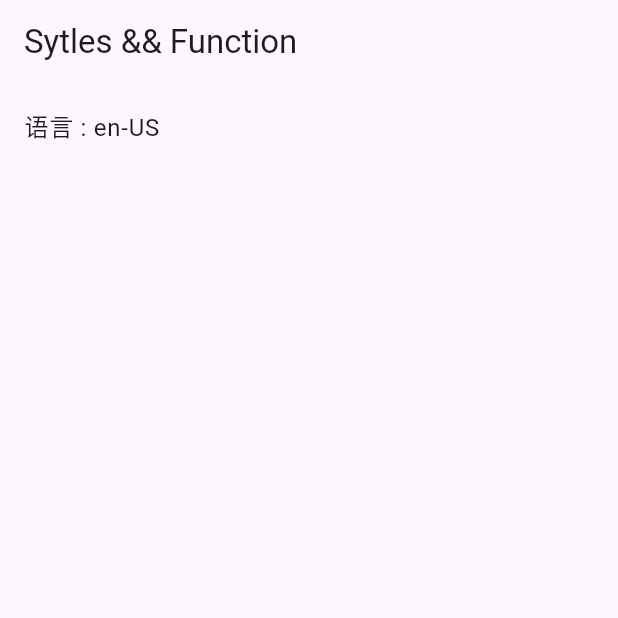
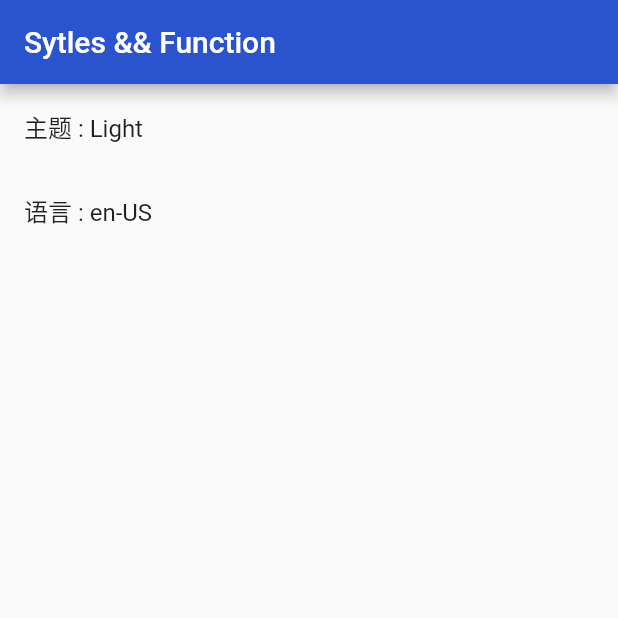
Before and after one commit to stoneyezhenxu/flutter_woo_commerce_getx_learn, a Flutter app: the screen it shows after launch, on a phone screen of 412 x 824 dp, the top half of it. Run offline on Flutter 3.47's test engine with Material 2 defaults, Android fonts, the phone set to English and light mode, and no system bars; our stand-ins replace dio, get, package_info_plus, shared_preferences.

Commit message:
add theme

```diff
--- a/lib/common/services/config.dart
+++ b/lib/common/services/config.dart
@@ -10,6 +10,10 @@ class ConfigService extends GetxService {
   Locale locale = PlatformDispatcher.instance.locale;
   PackageInfo? _platform;
   String get version => _platform?.version ?? '-';
+
+  // 主题
+  final RxBool _isDarkModel = Get.isDarkMode.obs;
+  bool get isDarkModel => _isDarkModel.value;
 
   // 初始化
   Future<ConfigService> init() async {
@@ -25,6 +29,26 @@ class ConfigService extends GetxService {
   void onReady() {
     super.onReady();
     initLocale();
+    initTheme();
+  }
+
+  // 切换 theme
+  Future<void> switchThemeModel() async {
+    _isDarkModel.value = !_isDarkModel.value;
+    Get.changeTheme(
+      _isDarkModel.value == true ? AppTheme.dark : AppTheme.light,
+    );
+    await Storage().setString(Constants.storageThemeCode,
+        _isDarkModel.value == true ? "dark" : "light");
+  }
+
+// 初始 theme
+  void initTheme() {
+    var themeCode = Storage().getString(Constants.storageThemeCode);
+    _isDarkModel.value = themeCode == "dark" ? true : false;
+    Get.changeTheme(
+      themeCode == "dark" ? AppTheme.dark : AppTheme.light,
+    );
   }
 
   // 初始语言
--- a/lib/common/style/index.dart
+++ b/lib/common/style/index.dart
@@ -1,3 +1,5 @@
 library style;
 
+export './color_schemes.g.dart';
+export './theme.dart';
 // export './xxxx.dart';
--- /dev/null
+++ b/lib/common/style/theme.dart
@@ -0,0 +1,16 @@
+import 'package:flutter/material.dart';
+
+import 'index.dart';
+
+/// 主题
+class AppTheme {
+  /// 亮色
+  static ThemeData light = ThemeData(
+    colorScheme: lightColorScheme,
+  );
+
+  /// 暗色
+  static ThemeData dark = ThemeData(
+    colorScheme: darkColorScheme,
+  );
+}
--- a/lib/common/values/constants.dart
+++ b/lib/common/values/constants.dart
@@ -7,4 +7,7 @@ class Constants {
 
   // wp 服务器
   static const wpApiBaseUrl = 'https://wpapi.ducafecat.tech';
+
+  //主题
+  static const storageThemeCode = 'theme_code';
 }
--- a/lib/main.dart
+++ b/lib/main.dart
@@ -17,13 +17,13 @@ class MyApp extends StatelessWidget {
   Widget build(BuildContext context) {
     return GetMaterialApp(
       title: 'Flutter Demo',
-      theme: ThemeData(
-        colorScheme: ColorScheme.fromSeed(seedColor: Colors.deepPurple),
-        useMaterial3: true,
-      ),
+
       initialRoute: RouteNames.stylesStylesIndex,
       getPages: RoutePages.list,
       navigatorObservers: [RoutePages.observer],
+
+      // 样式
+      theme: ConfigService.to.isDarkModel ? AppTheme.dark : AppTheme.light,
 
       // 多语言
       translations: Translation(), // 词典
--- a/lib/pages/styles/styles_index/controller.dart
+++ b/lib/pages/styles/styles_index/controller.dart
@@ -19,6 +19,12 @@ class StylesIndexController extends GetxController {
     update(["styles_index"]);
   }
 
+  // 主题
+  onThemeSelected() async {
+    await ConfigService.to.switchThemeModel();
+    update(["styles_index"]);
+  }
+
   void onTap() {}
 
   // @override
--- a/lib/pages/styles/styles_index/view.dart
+++ b/lib/pages/styles/styles_index/view.dart
@@ -10,6 +10,10 @@ class StylesIndexPage extends GetView<StylesIndexController> {
   // 主视图
   Widget _buildView() {
     return Column(children: [
+      ListTile(
+        onTap: controller.onThemeSelected,
+        title: Text("主题 : ${ConfigService.to.isDarkModel ? "Dark" : "Light"}"),
+      ),
       ListTile(
         onTap: controller.onLanguageSelected,
         title: Text(
```
Also changed, not shown: pubspec.yaml (+10 -0 lines), assets/icons/laucher.png (added), lib/common/style/color_schemes.g.dart (added), pubspec.lock, 22 other files.
